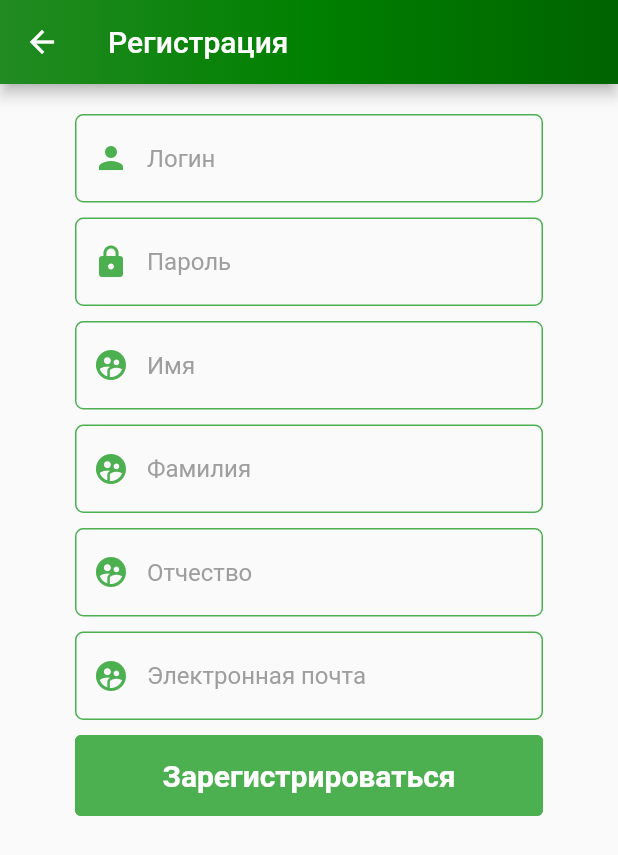
After one commit to Hostridet/Collective_project, a Flutter app: the RegistrationPage screen opened by its route, on a phone screen of 412 x 824 dp. The commit adds this screen. Shown: the top 855 px of the screen. Run offline on Flutter 3.47's test engine with Material 2 defaults, Android fonts, the phone set to English and light mode, and no system bars; our stand-ins replace bloc, flutter_bloc, flutter_slidable, flutter_svg, new_gradient_app_bar, shared_preferences; accounts and stored records are empty.

Commit message:
добавил регистрацию

```diff
--- /dev/null
+++ b/lib/bloc/register_bloc/register_event.dart
@@ -0,0 +1,15 @@
+part of 'register_bloc.dart';
+
+@immutable
+abstract class RegisterEvent {}
+
+class RegisterAddEvent extends RegisterEvent {
+  String login;
+  String password;
+  String name;
+  String surname;
+  String patronymic;
+  String email;
+
+  RegisterAddEvent(this.login, this.password, this.name, this.surname, this.patronymic, this.email);
+}
--- /dev/null
+++ b/lib/bloc/register_bloc/register_state.dart
@@ -0,0 +1,16 @@
+part of 'register_bloc.dart';
+
+@immutable
+abstract class RegisterState {}
+
+class RegisterInitial extends RegisterState {}
+
+class RegisterLoadingState extends RegisterState {}
+
+class RegisterEmailError extends RegisterState {}
+
+class RegisterLoadedState extends RegisterState {}
+
+class RegisterEmptyError extends RegisterState {}
+
+class RegisterBusyError extends RegisterState {}
--- /dev/null
+++ b/lib/user_interface/components/RegisterButtonWidget.dart
@@ -0,0 +1,51 @@
+
+
+import 'package:flutter/material.dart';
+import 'package:flutter_bloc/flutter_bloc.dart';
+
+import '../../bloc/auth_bloc/auth_bloc.dart';
+import '../../bloc/register_bloc/register_bloc.dart';
+
+class RegisterButton extends StatelessWidget {
+  RegisterButton(
+      {Key? key,
+        required this.focusNode,
+        required this.userName,
+        required this.password,
+        required this.name,
+        required this.surname,
+        required this.patronymic,
+        required this.email,
+      })
+      : super(key: key);
+
+  final FocusNode focusNode;
+  final TextEditingController userName;
+  final TextEditingController password;
+  late TextEditingController name;
+  late TextEditingController surname;
+  late TextEditingController patronymic;
+  late TextEditingController email;
+
+  @override
+  Widget build(BuildContext context) {
+    return Padding(
+      padding: const EdgeInsets.symmetric(horizontal: 50.00),
+      child: OutlinedButton(
+        focusNode: focusNode,
+        style: OutlinedButton.styleFrom(
+            side: const BorderSide(color: Colors.green, width: 1),
+            minimumSize: const Size(double.infinity, 54),
+            backgroundColor:  Colors.green),
+        onPressed: () {
+          BlocProvider.of<RegisterBloc>(context)
+              .add(RegisterAddEvent(userName.text, password.text, name.text, surname.text, patronymic.text, email.text));
+        },
+        child: const Text(
+          'Зарегистрироваться',
+          style: TextStyle(fontSize: 20, fontWeight: FontWeight.bold, color: Colors.white),
+        ),
+      ),
+    );
+  }
+}
--- /dev/null
+++ b/lib/user_interface/pages/RegistrationPage.dart
@@ -0,0 +1,182 @@
+import 'package:collective_project/user_interface/components/RegisterButtonWidget.dart';
+import 'package:new_gradient_app_bar/new_gradient_app_bar.dart';
+import 'package:flutter_bloc/flutter_bloc.dart';
+import 'package:flutter/cupertino.dart';
+import 'package:flutter/material.dart';
+
+import '../../bloc/register_bloc/register_bloc.dart';
+import '../../repository/AuthRepository.dart';
+import '../components/InputFieldWidget.dart';
+
+class RegistrationPage extends StatefulWidget {
+  const RegistrationPage({Key? key}) : super(key: key);
+
+  @override
+  State<RegistrationPage> createState() => _RegistrationPageState();
+}
+
+class _RegistrationPageState extends State<RegistrationPage> {
+
+  late FocusNode usernameFocus;
+  late FocusNode passwordFocus;
+  late FocusNode nameFocus;
+  late FocusNode surnameFocus;
+  late FocusNode patronymicFocus;
+  late FocusNode emailFocus;
+  late FocusNode registrationBtnFocus;
+
+  late TextEditingController userName;
+  late TextEditingController password;
+  late TextEditingController name;
+  late TextEditingController surname;
+  late TextEditingController patronymic;
+  late TextEditingController email;
+
+  @override
+  void initState() {
+    super.initState();
+    usernameFocus = FocusNode();
+    passwordFocus = FocusNode();
+    registrationBtnFocus = FocusNode();
+    nameFocus = FocusNode();
+    surnameFocus = FocusNode();
+    patronymicFocus = FocusNode();
+    emailFocus = FocusNode();
+
+    userName = TextEditingController();
+    password = TextEditingController();
+    name = TextEditingController();
+    surname = TextEditingController();
+    patronymic = TextEditingController();
+    email = TextEditingController();
+  }
+  @override
+  void dispose() {
+    usernameFocus.dispose();
+    passwordFocus.dispose();
+    nameFocus.dispose();
+    surnameFocus.dispose();
+    patronymicFocus.dispose();
+    emailFocus.dispose();
+    registrationBtnFocus.dispose();
+    userName.dispose();
+    password.dispose();
+    name.dispose();
+    surname.dispose();
+    patronymic.dispose();
+    email.dispose();
+    super.dispose();
+  }
+
+  @override
+  Widget build(BuildContext context) {
+    return Scaffold(
+      appBar: NewGradientAppBar(
+        leading: IconButton(
+          icon: Icon(Icons.arrow_back, color: Colors.white),
+          onPressed: () {
+            Navigator.of(context)
+                .pushReplacementNamed('/');
+          },
+        ),
+        title: const Text('Регистрация'),
+        gradient: const LinearGradient(colors: [Color(0xff228B22), Color(0xff008000), Color(0xff006400)]),
+      ),
+      body: RepositoryProvider(
+        create: (context) => AuthRepository(),
+        child: BlocProvider<RegisterBloc>(
+          create: (context) => RegisterBloc(
+            RepositoryProvider.of<AuthRepository>(context),
+          ),
+          child: BlocConsumer<RegisterBloc, RegisterState>(
+            builder: (context, state) {
+              return buildInitialInput();
+            },
+            listener: (context, state) {
+              if (state is RegisterEmptyError) {
+                buildErrorLayout("Все поля должны быть заполнены");
+              }
+              if (state is RegisterEmailError) {
+                buildErrorLayout("Неверно введена электронная почта");
+              }
+              if (state is RegisterBusyError) {
+                buildErrorLayout("Пользователь с таким логином уже существует");
+              }
+              if (state is RegisterLoadedState) {
+                Navigator.of(context)
+                    .pushReplacementNamed('/');
+              }
+            },
+          ),
+        ),
+      ),
+    );
+  }
+
+  Widget buildInitialInput() => SingleChildScrollView(
+    child: Column(
+      mainAxisAlignment: MainAxisAlignment.spaceEvenly,
+      children: [
+        const SizedBox(height: 20),
+        InputField(
+          focusNode: usernameFocus,
+          textController: userName,
+          label: "Логин",
+          icons: const Icon(Icons.person, color: Colors.green),
+        ),
+        const SizedBox(height: 10),
+        InputField(
+          focusNode: passwordFocus,
+          textController: password,
+          label: "Пароль",
+          icons: const Icon(Icons.lock, color: Colors.green),
+        ),
+        const SizedBox(height: 10),
+        InputField(
+          focusNode: nameFocus,
+          textController: name,
+          label: "Имя",
+          icons: const Icon(Icons.supervised_user_circle, color: Colors.green),
+        ),
+        const SizedBox(height: 10),
+        InputField(
+          focusNode: surnameFocus,
+          textController: surname,
+          label: "Фамилия",
+          icons: const Icon(Icons.supervised_user_circle, color: Colors.green),
+        ),
+        const SizedBox(height: 10),
+        InputField(
+          focusNode: patronymicFocus,
+          textController: patronymic,
+          label: "Отчество",
+          icons: const Icon(Icons.supervised_user_circle, color: Colors.green),
+        ),
+        const SizedBox(height: 10),
+        InputField(
+          focusNode: emailFocus,
+          textController: email,
+          label: "Электронная почта",
+          icons: const Icon(Icons.supervised_user_circle, color: Colors.green),
+        ),
+        const SizedBox(height: 10),
+        RegisterButton(
+            focusNode: registrationBtnFocus,
+            userName: userName,
+            password: password,
+            name: name,
+            surname: surname,
+            patronymic: patronymic,
+            email: email
+        ),
+      ],
+    ),
+  );
+
+  ScaffoldFeatureController buildErrorLayout(String text) =>
+      ScaffoldMessenger.of(context).showSnackBar(
+        SnackBar(
+          content: Text(text),
+        ),
+      );
+}
--- a/lib/user_interface/routes/RouteGenerator.dart
+++ b/lib/user_interface/routes/RouteGenerator.dart
@@ -4,6 +4,7 @@ import 'package:collective_project/user_interface/pages/HomePage.dart';
 import 'package:flutter/material.dart';
 
 import '../pages/LoginPage.dart';
+import '../pages/RegistrationPage.dart';
 
 class RouteGenerator {
   Route<dynamic> generateRoute(RouteSettings settings) {
@@ -13,6 +14,10 @@ class RouteGenerator {
       case '/':
         return CustomPageRoute(
           builder: (context) => const LoginPage(),
+        );
+      case '/registration':
+        return CustomPageRoute(
+          builder: (context) => const RegistrationPage(),
         );
       case '/home':
         return CustomPageRoute(
```
Also changed, not shown: lib/bloc/register_bloc/register_bloc.dart (added, +37 -0 lines), lib/models/User.dart (+4 -3 lines), lib/repository/AuthRepository.dart (+46 -6 lines), lib/user_interface/pages/LoginPage.dart (+8 -1 lines).
